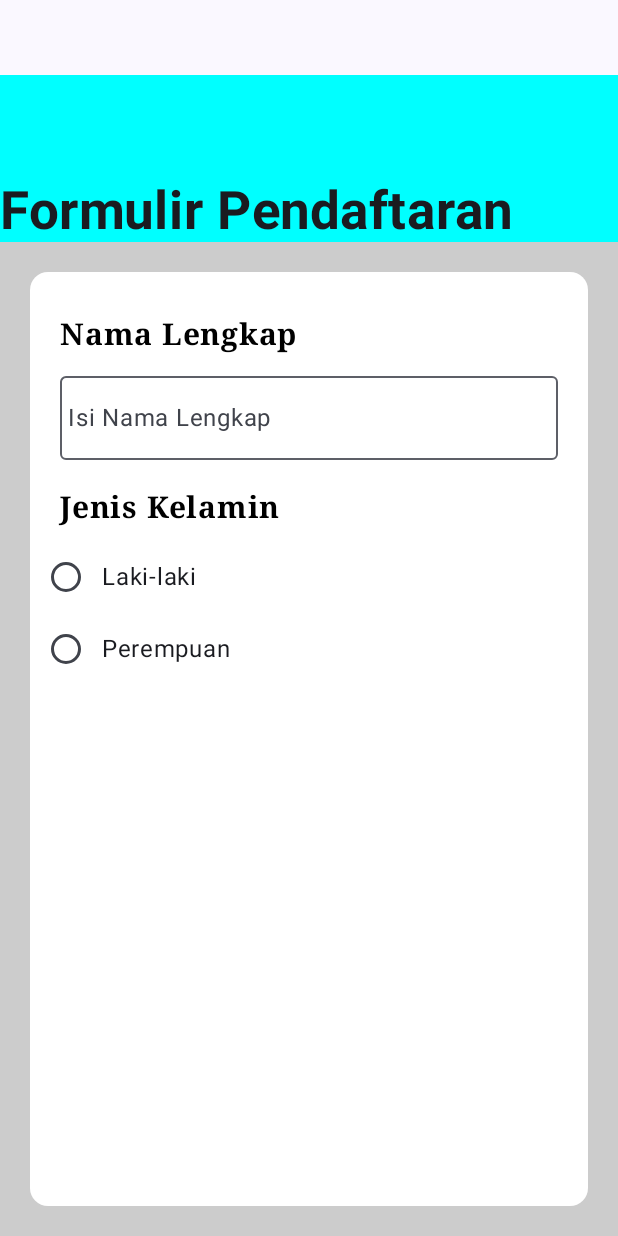
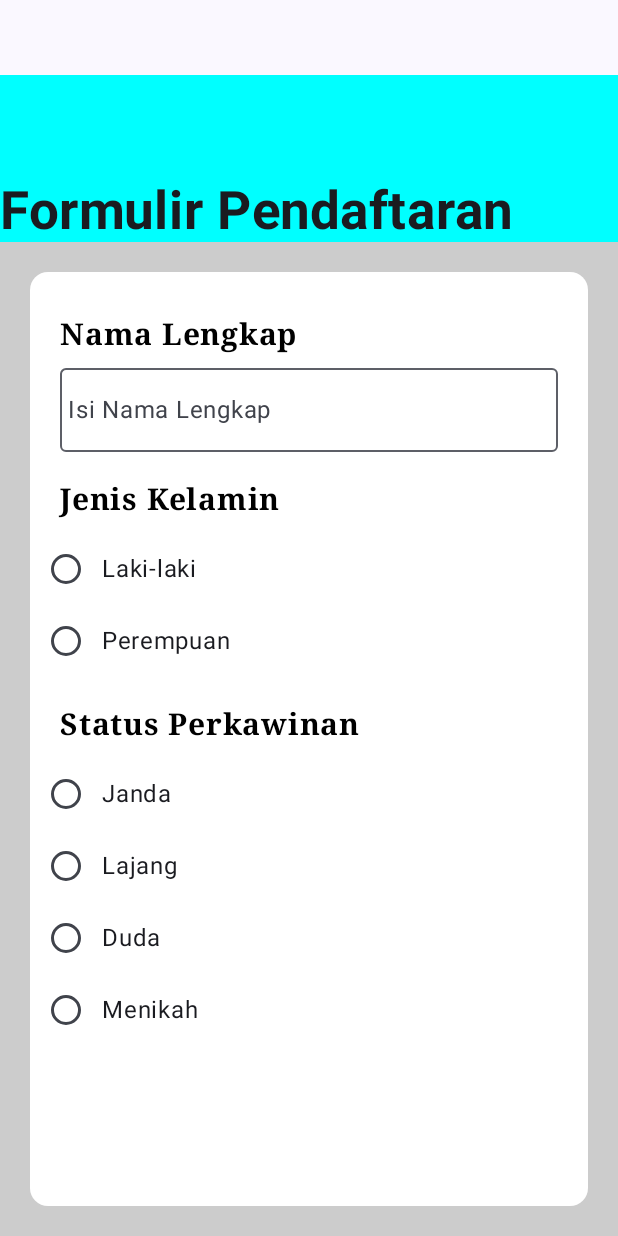
Before and after one commit to nabilasaf/PRAKPAM2, an Android app built with Jetpack Compose: the screen it shows after launch (MainActivity), on a phone screen of 412 x 824 dp. Run offline under Robolectric (Android 15) with nearby library versions, the phone set to English and light mode, and no system bars.

Commit message:
Menambahkan Column untuk status

```diff
--- a/app/src/main/java/com/example/prakpam2/InputDataPengguna.kt
+++ b/app/src/main/java/com/example/prakpam2/InputDataPengguna.kt
@@ -92,7 +92,7 @@ fun FormPendaftaran (modifier: Modifier){
                 color = Color.Black,
                 modifier = Modifier.padding(top = 10.dp)
                     .padding(horizontal = 20.dp))
-            Spacer(modifier= Modifier.height(height = 15.dp))
+            Spacer(modifier= Modifier.height(height = 10.dp))
             OutlinedTextField(
                 value = textNama,
                 singleLine = true,
@@ -128,6 +128,31 @@ fun FormPendaftaran (modifier: Modifier){
                     }
                 }
             }
+            Spacer(modifier= Modifier.height(height = 10.dp))
+            Text(text = stringResource(id = R.string.Status),
+                fontSize = 20.sp,
+                fontFamily = FontFamily.Serif,
+                fontWeight = FontWeight.Bold,
+                color = Color.Black,
+                modifier = Modifier.padding(top = 10.dp)
+                    .padding(horizontal = 20.dp))
+            Spacer(modifier= Modifier.height(height = 10.dp))
+            Column  {
+                status.forEach { item ->
+                    Row(modifier = Modifier.selectable(
+                        selected = textJK == item,
+                        onClick = { textJK = item }
+                    ), verticalAlignment = Alignment.CenterVertically) {
+                        RadioButton(
+                            selected = textJK == item,
+                            onClick = {
+                                textJK = item
+                            }
+                        )
+                        Text(text = item)
+                    }
+                }
+            }
 
         }
 
--- a/app/src/main/res/values/strings.xml
+++ b/app/src/main/res/values/strings.xml
@@ -4,4 +4,5 @@
     <string name="pendaftaran">Formulir Pendaftaran</string>
     <string name="Nama">Nama Lengkap</string>
     <string name="Jenis">Jenis Kelamin</string>
+    <string name="Status">Status Perkawinan</string>
 </resources>
```
